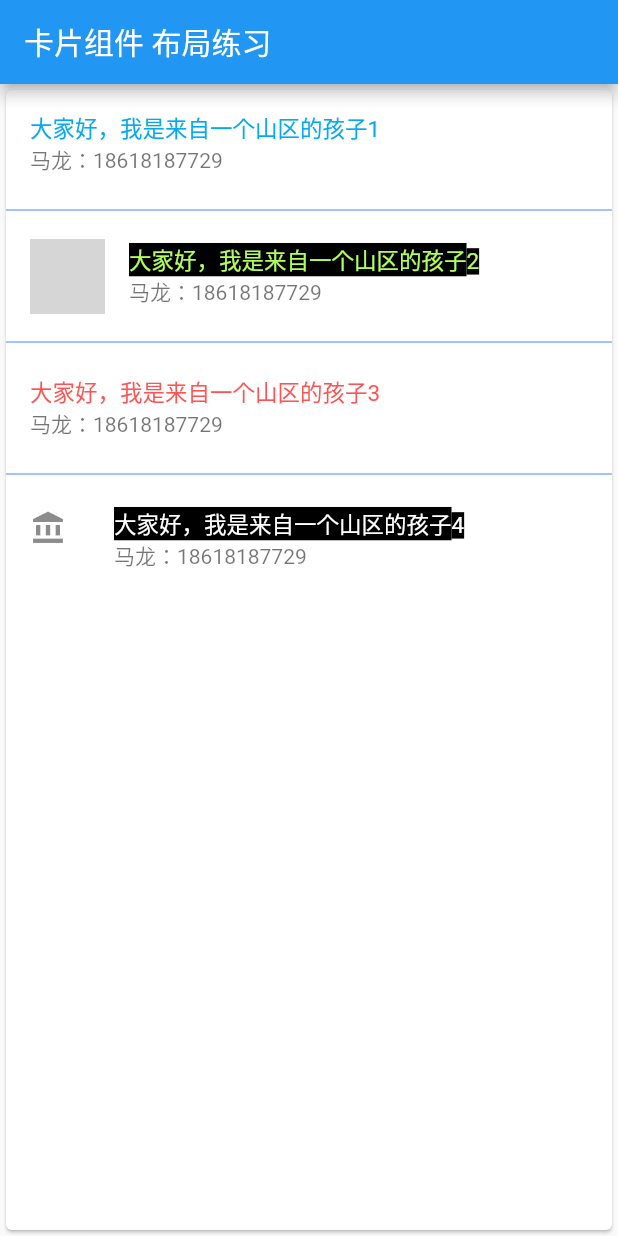
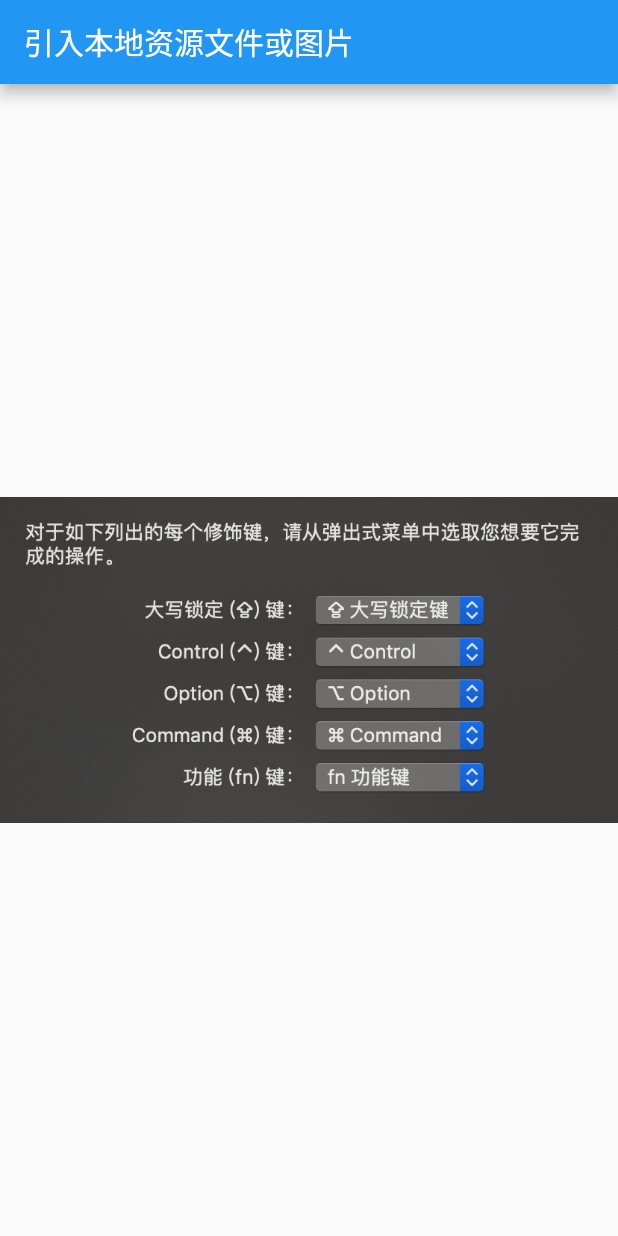
Before and after one commit to malongq/flutter2, a Flutter app: the screen it shows after launch, on a phone screen of 412 x 824 dp. Run offline on Flutter 3.47's test engine with Material 2 defaults, Android fonts, the phone set to English and light mode, and no system bars; grey boxes are pictures that could not be loaded.

Commit message:
提交flutter代码

```diff
--- a/lib/main.dart
+++ b/lib/main.dart
@@ -794,52 +794,139 @@ class MyApp extends StatelessWidget{
 //}
 
 //TODO 卡片组件 布局练习
+//import 'package:flutter/material.dart';
+//void main()=>runApp(MyApp());
+//
+//class MyApp extends StatelessWidget {
+//  @override
+//  Widget build(BuildContext context) {
+//
+//    var img = 'http://b-ssl.duitang.com/uploads/item/201801/16/20180116065410_3HEF5.thumb.700_0.jpeg';
+//
+//    var card = new Card(
+//      child: new Column(
+//        children: <Widget>[
+//          new ListTile(
+//            title : new Text('大家好，我是来自一个山区的孩子1',style: TextStyle(fontSize: 15.0,color: Colors.lightBlue,backgroundColor: Colors.white)),
+//            subtitle: new Text('马龙：18618187729'),
+//          ),
+//          new Divider(color: Colors.blueAccent),
+//          new ListTile(
+//              leading: new Image.network(img,width: 50.0,height:50.0,fit: BoxFit.cover,scale: 1.0,),
+//              title : new Text('大家好，我是来自一个山区的孩子2',style: TextStyle(fontSize: 15.0,color: Colors.lightGreenAccent,backgroundColor: Colors.black)),
+//              subtitle: new Text('马龙：18618187729'),
+//          ),
+//          new Divider(color: Colors.blueAccent),
+//          new ListTile(
+//              title : new Text('大家好，我是来自一个山区的孩子3',style: TextStyle(fontSize: 15.0,color: Colors.redAccent,backgroundColor: Colors.white)),
+//              subtitle: new Text('马龙：18618187729'),
+//          ),
+//          new Divider(color: Colors.blueAccent),
+//          new ListTile(
+//            leading: Icon(Icons.account_balance),
+//            title: new Text('大家好，我是来自一个山区的孩子4',style: TextStyle(fontSize: 15.0,color: Colors.white,backgroundColor: Colors.black)),
+//            subtitle: new Text('马龙：18618187729'),
+//          )
+//        ],
+//      ),
+//    );
+//
+//
+//    return MaterialApp(
+//      title: '卡片组件 布局练习',
+//      home: Scaffold(
+//        appBar: AppBar(
+//          title: Text('卡片组件 布局练习'),
+//        ),
+////        body: Center(child:card),
+//        body: card,
+//      ),
+//    );
+//  }
+//}
+
+//import 'package:flutter/material.dart';
+//void main()=>runApp(MyApp());
+//
+//class MyApp extends StatelessWidget {
+//  @override
+//  Widget build(BuildContext context) {
+//
+//    var img = "http://b-ssl.duitang.com/uploads/item/201801/16/20180116065410_3HEF5.thumb.700_0.jpeg";
+//
+//    var card = new Card(
+//      child: Column(
+//        children: <Widget>[
+//          new ListTile(
+//            title: Text('你好你好你好你好你好'),
+//            leading: new Image.network(img),
+//            subtitle: new Text('哈哈'),
+//          ),
+//          new Divider(
+//            color: Colors.red,
+//          ),
+//          new ListTile(
+//            title: Text('你好你好你好你好你好'),
+//            leading: new Image.network(img),
+//            subtitle: new Text('哈哈'),
+//          ),
+//          new Divider(
+//            color: Colors.red,
+//          ),new ListTile(
+//            title: Text('你好你好你好你好你好'),
+//            leading: new Image.network(img),
+//            subtitle: new Text('哈哈'),
+//          ),
+//          new Divider(
+//            color: Colors.red,
+//          )
+//        ],
+//      )
+//    );
+//
+//    return MaterialApp(
+//      title: '卡片布局',
+//      home: Scaffold(
+//        appBar: AppBar(
+//          title: new Text('卡片卡片布局卡片布局卡片布局卡片布局布局',
+//            textAlign: TextAlign.center,
+//            textDirection: TextDirection.rtl,
+//            overflow: TextOverflow.ellipsis,
+//            style: TextStyle(
+//                fontSize: 22.0,
+//                color: Colors.lightBlue,
+//                backgroundColor: Colors.lightGreenAccent,
+//                decoration: TextDecoration.underline,
+//                decorationStyle: TextDecorationStyle.solid,
+//            )
+//          )
+//        ),
+//        body: Center(
+//          child: card,
+//        ),
+//      ),
+//    );
+//  }
+//}
+
+//todo 这个是加载静态资源和项目图片的方法，在pubspec.yaml文件中配置
 import 'package:flutter/material.dart';
 void main()=>runApp(MyApp());
 
 class MyApp extends StatelessWidget {
   @override
   Widget build(BuildContext context) {
-
-    var img = 'http://b-ssl.duitang.com/uploads/item/201801/16/20180116065410_3HEF5.thumb.700_0.jpeg';
-
-    var card = new Card(
-      child: new Column(
-        children: <Widget>[
-          new ListTile(
-            title : new Text('大家好，我是来自一个山区的孩子1',style: TextStyle(fontSize: 15.0,color: Colors.lightBlue,backgroundColor: Colors.white)),
-            subtitle: new Text('马龙：18618187729'),
-          ),
-          new Divider(color: Colors.blueAccent),
-          new ListTile(
-              leading: new Image.network(img,width: 50.0,height:50.0,fit: BoxFit.cover,scale: 1.0,),
-              title : new Text('大家好，我是来自一个山区的孩子2',style: TextStyle(fontSize: 15.0,color: Colors.lightGreenAccent,backgroundColor: Colors.black)),
-              subtitle: new Text('马龙：18618187729'),
-          ),
-          new Divider(color: Colors.blueAccent),
-          new ListTile(
-              title : new Text('大家好，我是来自一个山区的孩子3',style: TextStyle(fontSize: 15.0,color: Colors.redAccent,backgroundColor: Colors.white)),
-              subtitle: new Text('马龙：18618187729'),
-          ),
-          new Divider(color: Colors.blueAccent),
-          new ListTile(
-            leading: Icon(Icons.account_balance),
-            title: new Text('大家好，我是来自一个山区的孩子4',style: TextStyle(fontSize: 15.0,color: Colors.white,backgroundColor: Colors.black)),
-            subtitle: new Text('马龙：18618187729'),
-          )
-        ],
-      ),
-    );
-
-
     return MaterialApp(
-      title: '卡片组件 布局练习',
+      title: '引入本地资源文件或图片',
       home: Scaffold(
         appBar: AppBar(
-          title: Text('卡片组件 布局练习'),
+          title: Text('引入本地资源文件或图片'),
         ),
-//        body: Center(child:card),
-        body: card,
+        body: Center(
+          child: Container(
+            child: Image.asset('images/mac.jpeg'),
+          ),
+        ),
       ),
     );
   }
--- a/pubspec.yaml
+++ b/pubspec.yaml
@@ -44,6 +44,8 @@ flutter:
   # assets:
   #  - images/a_dot_burr.jpeg
   #  - images/a_dot_ham.jpeg
+  assets:
+    - images/mac.jpeg
 
   # An image asset can refer to one or more resolution-specific "variants", see
   # https://flutter.dev/assets-and-images/#resolution-aware.
```
Also changed, not shown: lib/firstPage.dart (added, +106 -0 lines), lib/params/Params.dart (added, +72 -0 lines), lib/params/ParamsSecond.dart (added, +82 -0 lines), images/mac.jpeg (added), 6 other files.
